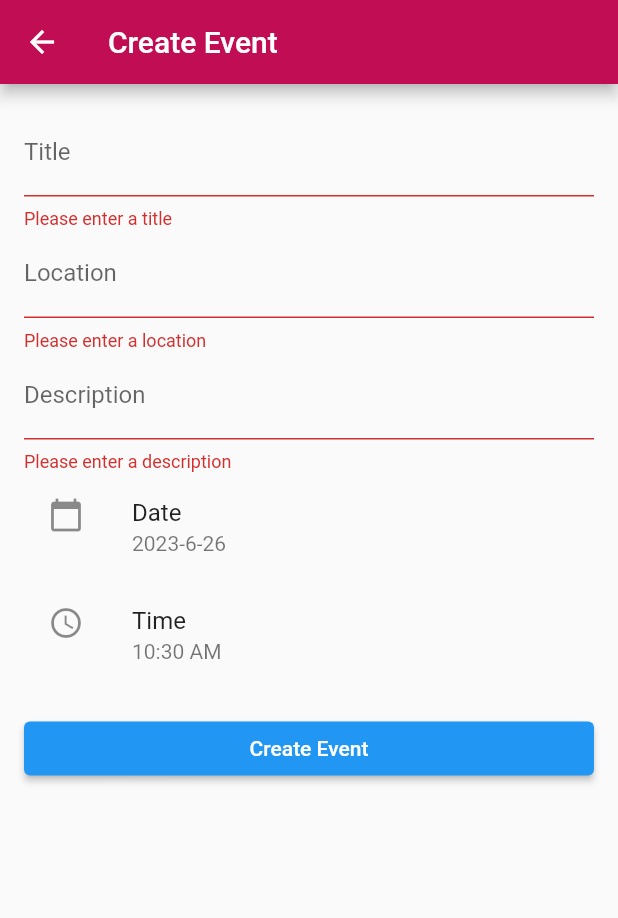
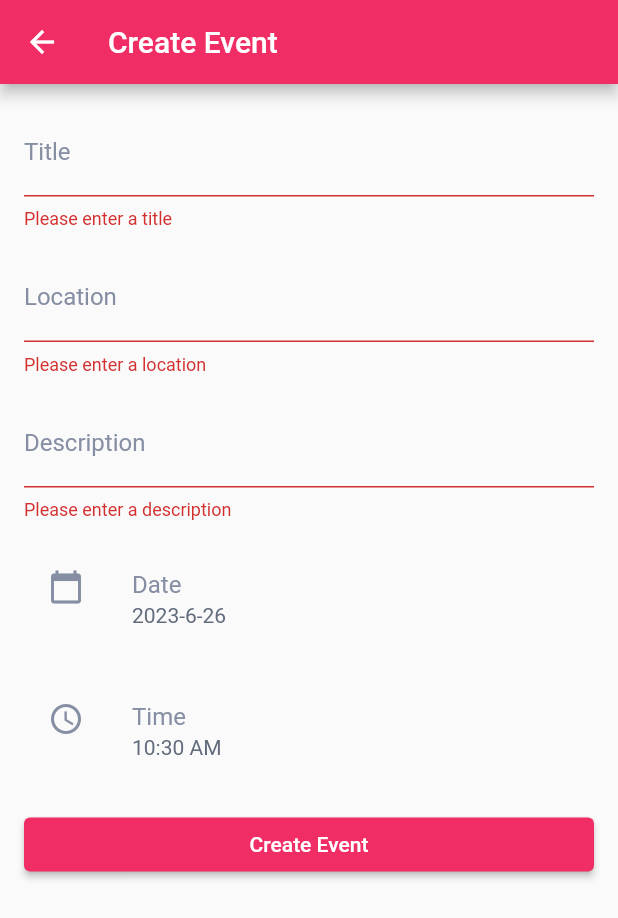
Before and after one commit to kgallego203/chipIn-blogpost, a Flutter app: the EventCreationScreen screen opened directly, after a tap on "Create Event", on a phone screen of 412 x 824 dp. Shown: the top 918 px of the screen. Run offline on Flutter 3.47's test engine with Material 2 defaults, Android fonts, the phone set to English and light mode, and no system bars; our stand-ins replace appwrite, carousel_slider, flutter_speed_dial, font_awesome_flutter.

Commit message:
improve ui: event creation screen only

```diff
--- a/lib/features/events/views/create_events.dart
+++ b/lib/features/events/views/create_events.dart
@@ -1,6 +1,7 @@
 import 'package:chipin_blogpost/features/authentication/services/auth_service.dart';
 import 'package:chipin_blogpost/features/events/models/event_model.dart';
 import 'package:chipin_blogpost/features/events/services/event_service.dart';
+import 'package:chipin_blogpost/themes.dart/palette.dart';
 import 'package:flutter/material.dart';
 
 class EventCreationScreen extends StatefulWidget {
@@ -73,7 +74,11 @@ class _EventCreationScreenState extends State<EventCreationScreen> {
       if (success) {
         ScaffoldMessenger.of(context).showSnackBar(
           const SnackBar(
-            content: Text('Event created successfully!'),
+            content: Text(
+              'Event created successfully!',
+              style: TextStyle(color: Palette.success100),
+            ),
+            backgroundColor: Palette.success10,
           ),
         );
 
@@ -89,7 +94,11 @@ class _EventCreationScreenState extends State<EventCreationScreen> {
       } else {
         ScaffoldMessenger.of(context).showSnackBar(
           const SnackBar(
-            content: Text('Failed to create event.'),
+            content: Text(
+              'Failed to create event.',
+              style: TextStyle(color: Palette.warning100),
+            ),
+            backgroundColor: Palette.warning10,
           ),
         );
       }
@@ -100,7 +109,11 @@ class _EventCreationScreenState extends State<EventCreationScreen> {
   Widget build(BuildContext context) {
     return Scaffold(
       appBar: AppBar(
-        title: const Text('Create Event'),
+        title: const Text(
+          'Create Event',
+          style: TextStyle(color: Palette.neutral0),
+        ),
+        backgroundColor: Palette.primary100,
       ),
       body: Form(
         key: _formKey,
@@ -110,47 +123,92 @@ class _EventCreationScreenState extends State<EventCreationScreen> {
             TextFormField(
               decoration: const InputDecoration(
                 labelText: 'Title',
+                labelStyle: TextStyle(color: Palette.neutral70),
+                focusedBorder: OutlineInputBorder(
+                  borderSide: BorderSide(color: Palette.primary100),
+                ),
+                enabledBorder: OutlineInputBorder(
+                  borderSide: BorderSide(color: Palette.neutral50),
+                ),
               ),
               validator: (value) =>
                   value!.isEmpty ? 'Please enter a title' : null,
               onSaved: (value) => _title = value!,
             ),
+            const SizedBox(height: 16.0),
             TextFormField(
               decoration: const InputDecoration(
                 labelText: 'Location',
+                labelStyle: TextStyle(color: Palette.neutral70),
+                focusedBorder: OutlineInputBorder(
+                  borderSide: BorderSide(color: Palette.primary100),
+                ),
+                enabledBorder: OutlineInputBorder(
+                  borderSide: BorderSide(color: Palette.neutral50),
+                ),
               ),
               validator: (value) =>
                   value!.isEmpty ? 'Please enter a location' : null,
               onSaved: (value) => _location = value!,
             ),
+            const SizedBox(height: 16.0),
             TextFormField(
               decoration: const InputDecoration(
                 labelText: 'Description',
+                labelStyle: TextStyle(color: Palette.neutral70),
+                focusedBorder: OutlineInputBorder(
+                  borderSide: BorderSide(color: Palette.primary100),
+                ),
+                enabledBorder: OutlineInputBorder(
+                  borderSide: BorderSide(color: Palette.neutral50),
+                ),
               ),
               validator: (value) =>
                   value!.isEmpty ? 'Please enter a description' : null,
               onSaved: (value) => _description = value!,
             ),
+            const SizedBox(height: 16.0),
             ListTile(
-              leading: const Icon(Icons.calendar_today),
-              title: const Text('Date'),
+              leading: const Icon(
+                Icons.calendar_today,
+                color: Palette.neutral70,
+              ),
+              title: const Text(
+                'Date',
+                style: TextStyle(color: Palette.neutral70),
+              ),
               subtitle: Text(
                 '${_date.year}-${_date.month}-${_date.day}',
+                style: const TextStyle(color: Palette.neutral100),
               ),
               onTap: _selectDate,
             ),
+            const SizedBox(height: 16.0),
             ListTile(
-              leading: const Icon(Icons.access_time),
-              title: const Text('Time'),
+              leading: const Icon(
+                Icons.access_time,
+                color: Palette.neutral70,
+              ),
+              title: const Text(
+                'Time',
+                style: TextStyle(color: Palette.neutral70),
+              ),
               subtitle: Text(
                 _time.format(context),
+                style: const TextStyle(color: Palette.neutral100),
               ),
               onTap: _selectTime,
             ),
             const SizedBox(height: 16.0),
             ElevatedButton(
               onPressed: _submit,
-              child: const Text('Create Event'),
+              style: ElevatedButton.styleFrom(
+                backgroundColor: Palette.primary100,
+              ),
+              child: const Text(
+                'Create Event',
+                style: TextStyle(color: Palette.neutral0),
+              ),
             ),
           ],
         ),
```
